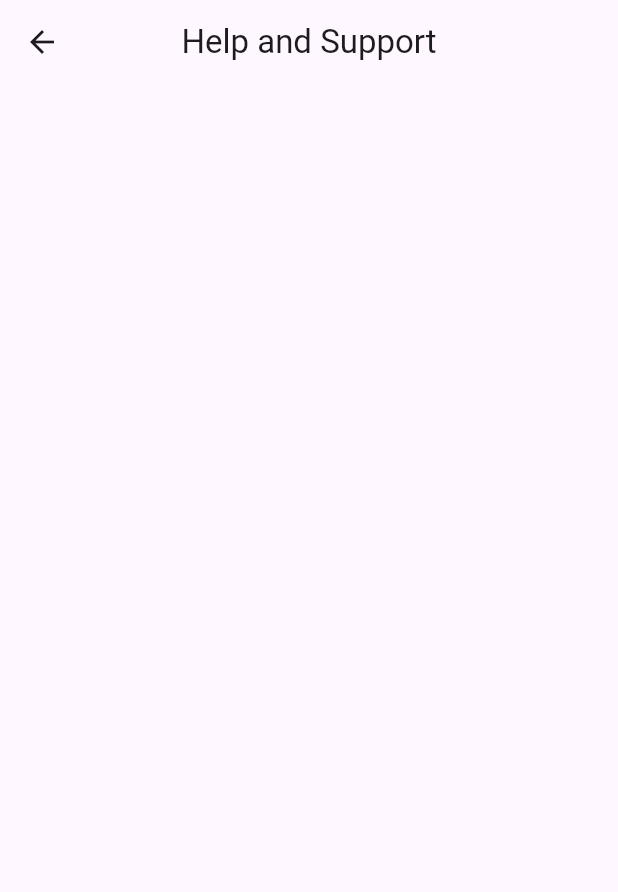
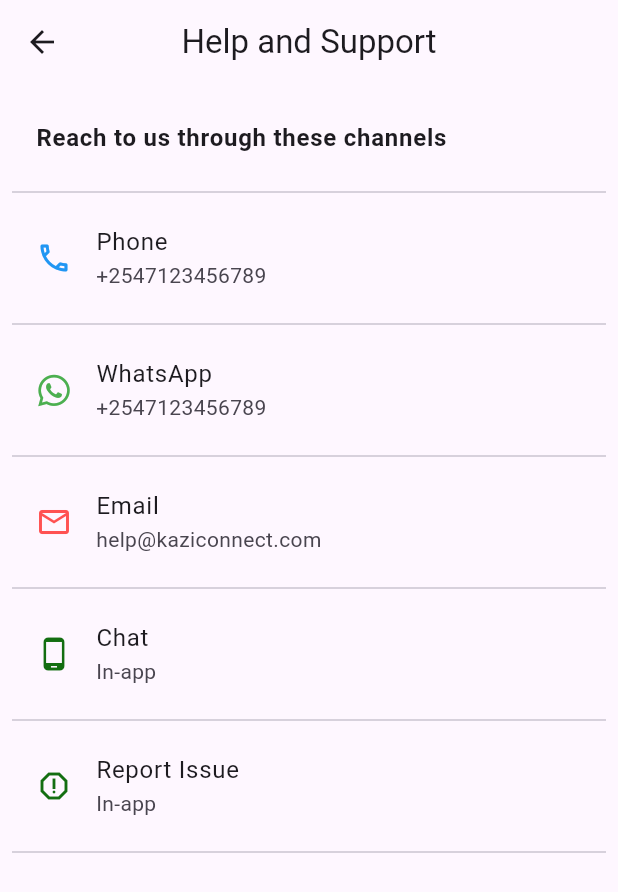
Before and after one commit to AnchorMiles/kazi_connect, a Flutter app: the screen it shows once a user with an empty profile is signed in, in the side drawer, after a tap on "Help & Support", on a phone screen of 412 x 824 dp. Shown: the top 892 px of the screen. Run offline on Flutter 3.47's test engine with Material 2 defaults, Android fonts, the phone set to English and light mode, and no system bars; our stand-ins replace cached_network_image, easy_dynamic_theme, firebase_auth, firebase_core, firebase_storage, font_awesome_flutter and 5 more; missing offline and left inert: firebase_ui_auth, firebase_ui_oauth_google, flutter_phone_direct_caller; accounts and stored records are empty; generated files the repository leaves out were written again.

Commit message:
design for help and support screen

```diff
--- a/kazi_connect/lib/presentation/home/drawer_destinations/help_support.dart
+++ b/kazi_connect/lib/presentation/home/drawer_destinations/help_support.dart
@@ -1,4 +1,5 @@
 import 'package:flutter/material.dart';
+import 'package:font_awesome_flutter/font_awesome_flutter.dart';
 
 class HelpSupportPage extends StatelessWidget {
   const HelpSupportPage({super.key});
@@ -10,8 +11,75 @@ class HelpSupportPage extends StatelessWidget {
         centerTitle: true,
         title: const Text("Help and Support"),
       ),
-      body: ListView(
-        children: [],
+      body: Center(
+        child: ConstrainedBox(
+          constraints: const BoxConstraints(maxWidth: 600),
+          child: Padding(
+            padding: const EdgeInsets.all(8.0),
+            child: ListView(
+              children: [
+                ListTile(
+                  title: const Text(
+                    "Reach to us through these channels",
+                    style: TextStyle(fontWeight: FontWeight.bold),
+                  ),
+                  onTap: () {},
+                ),
+                Divider(),
+                ListTile(
+                  leading: Icon(
+                    Icons.phone_outlined,
+                    color: Colors.blue,
+                  ),
+                  title: Text("Phone"),
+                  subtitle: Text("+2547123456789"),
+                  onTap: () {},
+                ),
+                Divider(),
+                ListTile(
+                  leading: Icon(
+                    FontAwesomeIcons.whatsapp,
+                    color: Colors.green,
+                  ),
+                  title: Text("WhatsApp"),
+                  subtitle: Text("+2547123456789"),
+                  onTap: () {},
+                ),
+                Divider(),
+                ListTile(
+                  leading: Icon(
+                    Icons.email_outlined,
+                    color: Colors.redAccent,
+                  ),
+                  title: Text("Email"),
+                  subtitle: Text("help@kaziconnect.com"),
+                  onTap: () {},
+                ),
+                Divider(),
+                ListTile(
+                  leading: Icon(
+                    Icons.phone_android,
+                    color: Theme.of(context).primaryColor,
+                  ),
+                  title: Text("Chat"),
+                  subtitle: Text("In-app"),
+                  onTap: () {},
+                ),
+                Divider(),
+                ListTile(
+                  leading: Icon(
+                    Icons.report_outlined,
+                    color: Theme.of(context).primaryColor,
+                  ),
+                  title: const Text("Report Issue"),
+                  subtitle: Text("In-app"),
+                  onTap: () {},
+                ),
+                Divider(),
+              ],
+            ),
+          ),
+        ),
       ),
     );
   }
--- a/kazi_connect/lib/presentation/widgets/job_item.dart
+++ b/kazi_connect/lib/presentation/widgets/job_item.dart
@@ -1,4 +1,6 @@
 import 'package:flutter/material.dart';
+import 'package:kazi_connect/presentation/home/jobs_destinations/job_info.dart';
+import 'package:kazi_connect/utils.dart';
 
 var loremIpsumText =
     "Lorem ipsum dolor sit amet, consectetur adipiscing elit. Proin a congue magna, "
@@ -8,7 +10,7 @@ var loremIpsumText =
     "quis facilisis justo enim vel ex. Aliquam eu gravida leo, in consequat elit. Integer sed metus odio. "
     "Etiam nec pretium mi. Nam ac elementum turpis. Nunc iaculis mi eu erat consectetur ornare.";
 
-Widget jobItem() {
+Widget jobItem({required BuildContext context}) {
   return ListTile(
     title: Text(
       "Job title",
@@ -19,5 +21,6 @@ Widget jobItem() {
       maxLines: 4,
       overflow: TextOverflow.ellipsis,
     ),
+    onTap: () {nextPage(context: context, page: const JobInfoPage());},
   );
 }
```
Also changed, not shown: kazi_connect/lib/presentation/home/bottomnav_pages/jobs.dart (+30 -31 lines).
